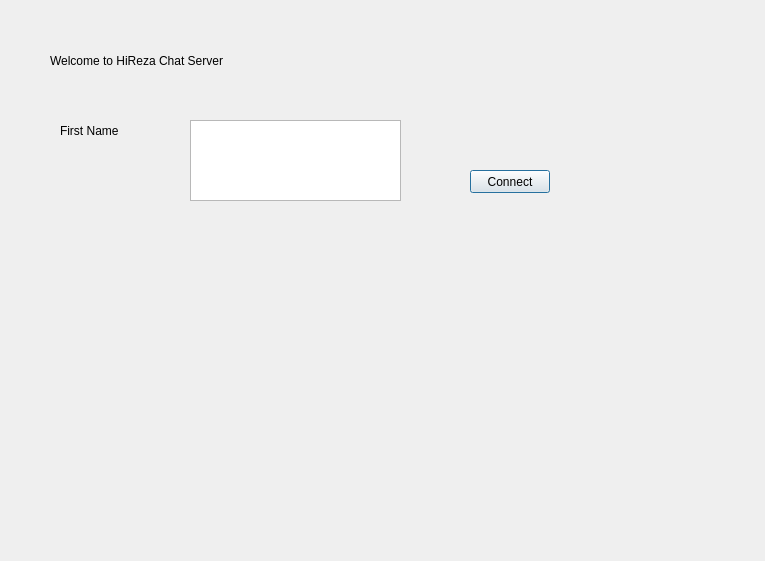
Old version of the form ui/main_window.ui in the repository hirezadehghani/HiRezaGram.
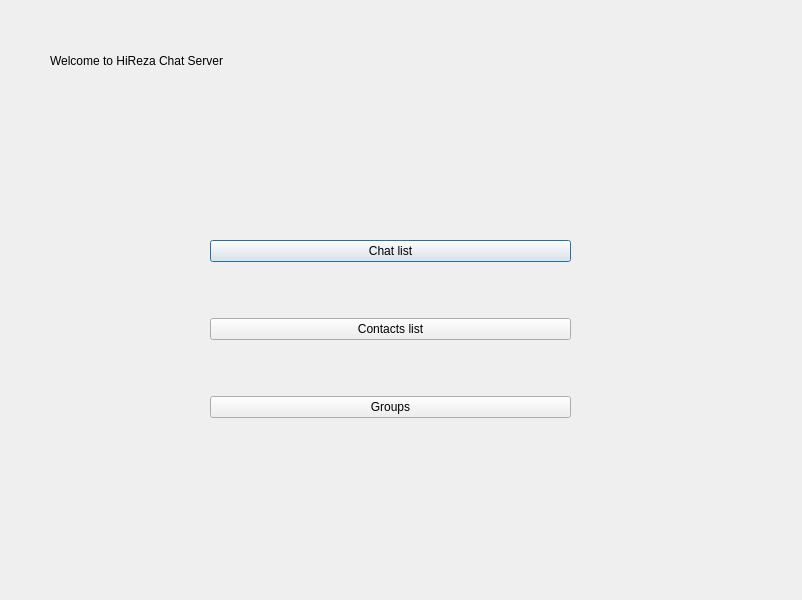
New version of the form.

Commit message: feat: add chat list ui file

The edit to the form file:
```diff
--- a/ui/main_window.ui
+++ b/ui/main_window.ui
@@ -6,8 +6,8 @@
    <rect>
     <x>0</x>
     <y>0</y>
-    <width>765</width>
-    <height>561</height>
+    <width>802</width>
+    <height>600</height>
    </rect>
   </property>
   <property name="windowTitle">
@@ -29,41 +29,38 @@
     <string>Welcome to HiReza Chat Server</string>
    </property>
   </widget>
-  <widget class="QLabel" name="label_2">
+  <widget class="QWidget" name="verticalLayoutWidget">
    <property name="geometry">
     <rect>
-     <x>60</x>
-     <y>120</y>
-     <width>91</width>
-     <height>21</height>
+     <x>210</x>
+     <y>190</y>
+     <width>361</width>
+     <height>281</height>
     </rect>
    </property>
+   <layout class="QVBoxLayout" name="verticalLayout">
+    <item>
+     <widget class="QPushButton" name="pushButton_2">
    <property name="text">
-    <string>First Name</string>
-   </property>
-  </widget>
-  <widget class="QTextEdit" name="first_name">
-   <property name="geometry">
-    <rect>
-     <x>190</x>
-     <y>120</y>
-     <width>211</width>
-     <height>81</height>
-    </rect>
-   </property>
-  </widget>
-  <widget class="QPushButton" name="connect_button">
-   <property name="geometry">
-    <rect>
-     <x>470</x>
-     <y>170</y>
-     <width>80</width>
-     <height>23</height>
-    </rect>
-   </property>
+       <string>Chat list</string>
+      </property>
+     </widget>
+    </item>
+    <item>
+     <widget class="QPushButton" name="pushButton">
+      <property name="text">
+       <string>Contacts list</string>
+      </property>
+     </widget>
+    </item>
+    <item>
+     <widget class="QPushButton" name="pushButton_3">
    <property name="text">
-    <string>Connect</string>
-   </property>
+       <string>Groups</string>
+      </property>
+     </widget>
+    </item>
+   </layout>
   </widget>
  </widget>
  <resources/>
```
Lines whose indentation alone changed are shown as unchanged. The commit also changes 2 other files.
